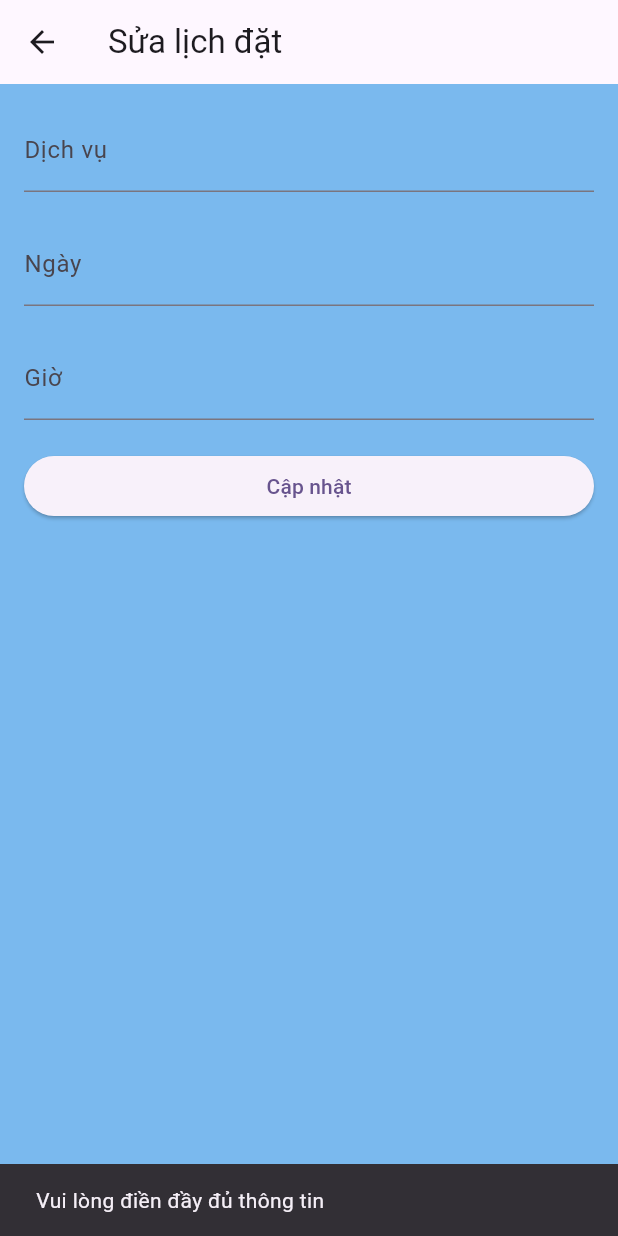
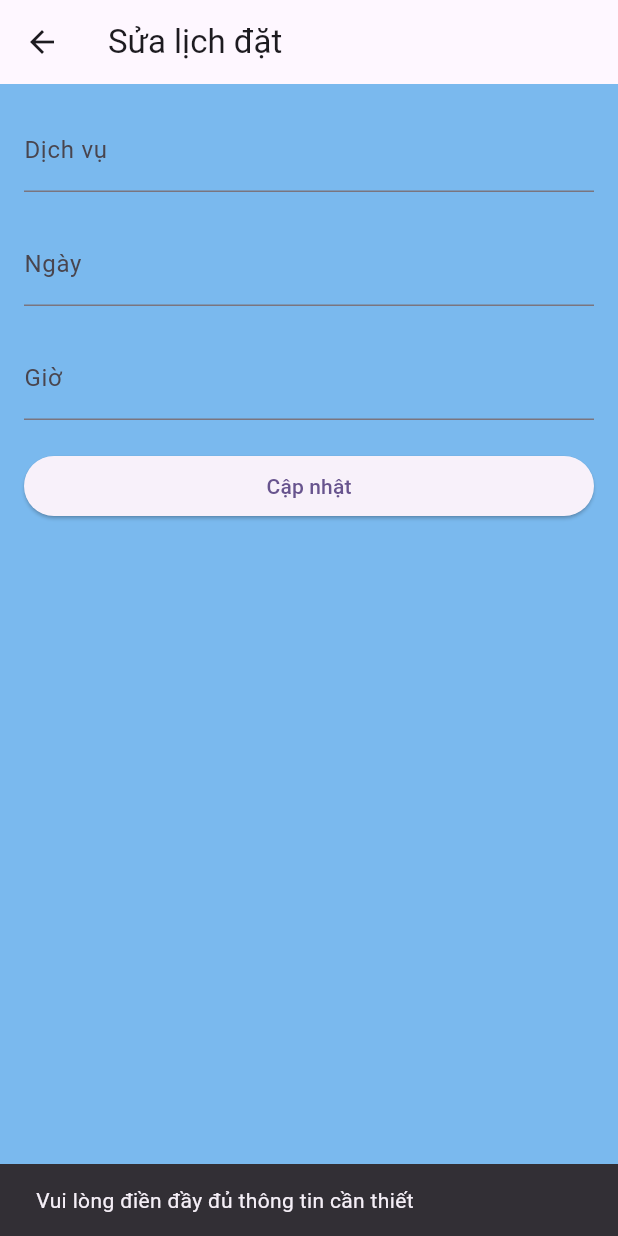
Before and after one commit to cuong0903/flutter_project_btl, a Flutter app: the EditBookingPage screen opened directly with empty values, after a tap on "Cập nhật", on a phone screen of 412 x 824 dp. Run offline on Flutter 3.47's test engine with Material 3 defaults, Android fonts, the phone set to English and light mode, and no system bars; our stand-ins replace cloud_firestore, firebase_auth, firebase_core, firebase_storage, image_picker, random_string and 1 more; accounts and stored records are empty.

Commit message:
update edit_booking, booking_list

```diff
--- a/lib/pages/edit_booking_list.dart
+++ b/lib/pages/edit_booking_list.dart
@@ -45,7 +45,7 @@ class _EditBookingPageState extends State<EditBookingPage> {
       });
       ScaffoldMessenger.of(context).showSnackBar(SnackBar(content: Text('Đã cập nhật lịch đặt')));
     } else {
-      ScaffoldMessenger.of(context).showSnackBar(SnackBar(content: Text('Vui lòng điền đầy đủ thông tin')));
+      ScaffoldMessenger.of(context).showSnackBar(SnackBar(content: Text('Vui lòng điền đầy đủ thông tin cần thiết')));
     }
   }
 
```
